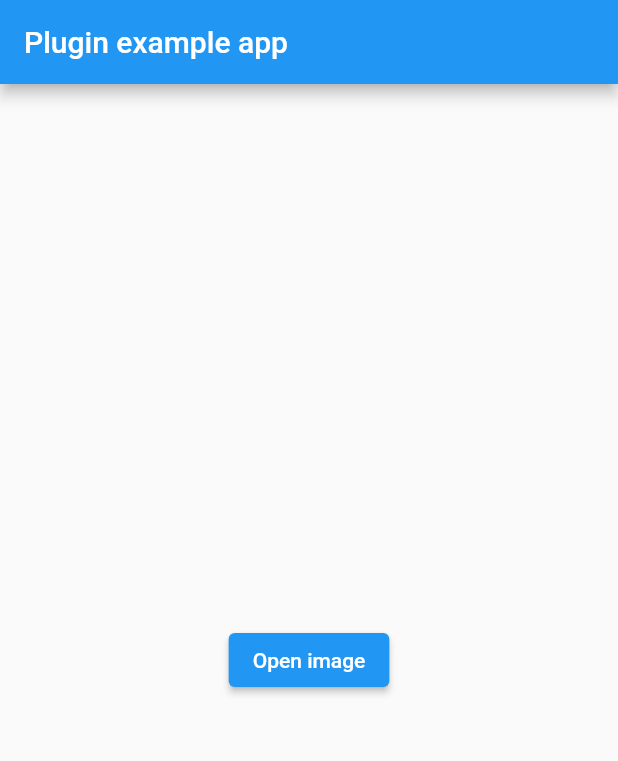
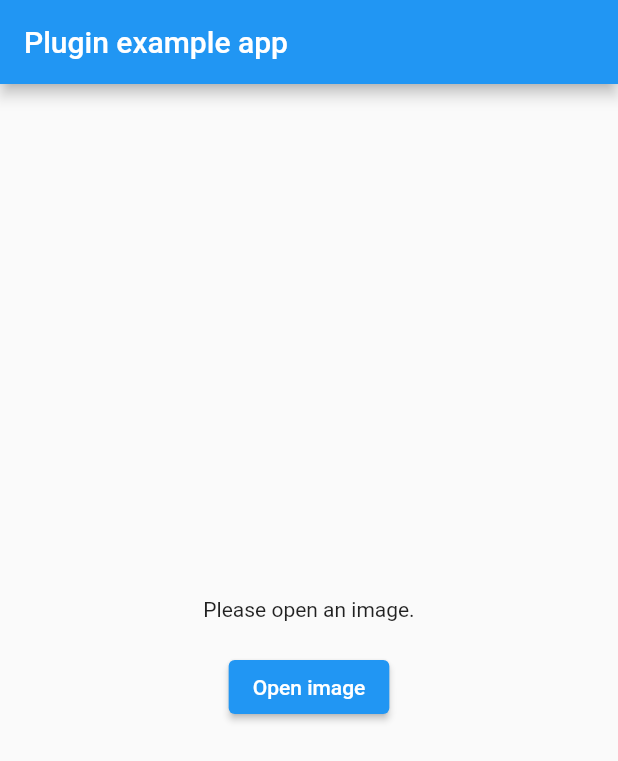
Before and after one commit to cloudacy/native_exif, a Flutter app: the screen it shows after launch, after a tap on "Open image", on a phone screen of 412 x 824 dp. Shown: the top 761 px of the screen. Run offline on Flutter 3.47's test engine with Material 2 defaults, Android fonts, the phone set to English and light mode, and no system bars; our stand-ins replace image_picker.

Commit message:
Improve example by using null safety.

```diff
--- a/example/lib/main.dart
+++ b/example/lib/main.dart
@@ -1,7 +1,6 @@
 import 'package:flutter/material.dart';
 import 'dart:async';
 
-import 'package:flutter/services.dart';
 import 'package:image_picker/image_picker.dart';
 import 'package:native_exif/native_exif.dart';
 
@@ -17,6 +16,8 @@ class MyApp extends StatefulWidget {
 class _MyAppState extends State<MyApp> {
   final picker = ImagePicker();
 
+  DateTime? shootingDate;
+
   @override
   void initState() {
     super.initState();
@@ -25,14 +26,15 @@ class _MyAppState extends State<MyApp> {
   Future getImage() async {
     final pickedFile = await picker.getImage(source: ImageSource.gallery);
 
+    if (pickedFile == null) {
+      return;
+    }
+
     final exif = await Exif.fromPath(pickedFile.path);
-    final dateTime = await exif.getOriginalDate();
+    shootingDate = await exif.getOriginalDate();
+    await exif.close();
 
-    if (pickedFile != null) {
-      print(dateTime);
-    } else {
-      print('No image selected.');
-    }
+    setState(() {});
   }
 
   @override
@@ -43,9 +45,20 @@ class _MyAppState extends State<MyApp> {
           title: const Text('Plugin example app'),
         ),
         body: Center(
-          child: ElevatedButton(
-            onPressed: getImage,
-            child: Text('Open image'),
+          child: Column(
+            mainAxisSize: MainAxisSize.min,
+            children: [
+              Text(shootingDate == null
+                  ? "Please open an image."
+                  : "The selected image was taken at ${shootingDate.toString()}"),
+              SizedBox(
+                height: 20,
+              ),
+              ElevatedButton(
+                onPressed: getImage,
+                child: Text('Open image'),
+              ),
+            ],
           ),
         ),
       ),
--- a/example/pubspec.yaml
+++ b/example/pubspec.yaml
@@ -6,7 +6,7 @@ description: Demonstrates how to use the native_exif plugin.
 publish_to: "none" # Remove this line if you wish to publish to pub.dev
 
 environment:
-  sdk: ">=2.7.0 <3.0.0"
+  sdk: ">=2.12.0 <3.0.0"
 
 dependencies:
   flutter:
```
